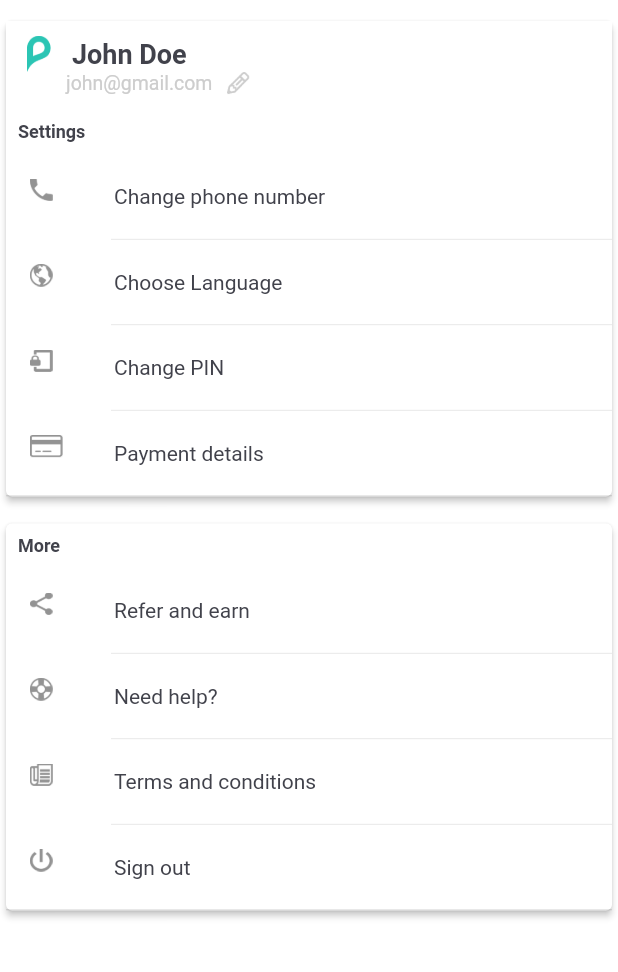
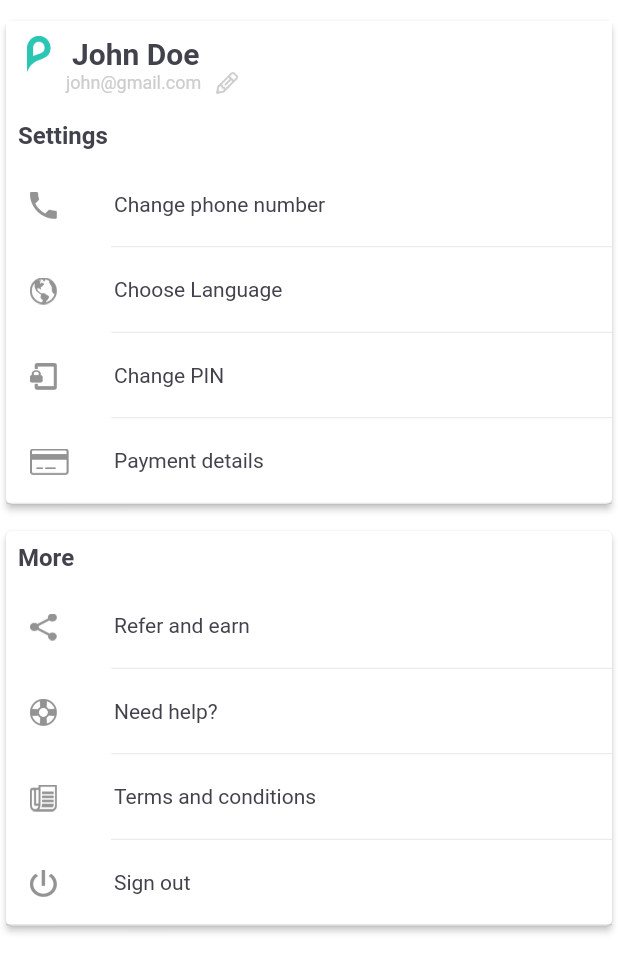
Before and after one commit to oddmentiusmaximus/paytack_mobile_app, a Flutter app: the MyProfileTab screen opened directly, on a phone screen of 412 x 824 dp. Shown: the top 972 px of the screen. Run offline on Flutter 3.47's test engine with Material 2 defaults, Android fonts, the light colour scheme and no system bars; our stand-ins replace carousel_slider, connectivity, country_code_picker, country_picker, dartz, dio and 10 more; accounts and stored records are empty; Roboto replaces fonts that are missing (assets/fonts/Lato-Regular.ttf).

Commit message:
minor ui update

```diff
--- a/lib/my_profile/presentation/my_profile.dart
+++ b/lib/my_profile/presentation/my_profile.dart
@@ -30,7 +30,8 @@ class MyProfileTab extends StatelessWidget {
   Widget build(BuildContext context) {
     SystemChrome.setSystemUIOverlayStyle(
         SystemUiOverlayStyle(statusBarColor: Colors.transparent));
-    return SafeArea(
+    return Scaffold(
+      body: SafeArea(
           child: SingleChildScrollView(
         child: Column(
           mainAxisAlignment: MainAxisAlignment.start,
@@ -38,8 +39,9 @@ class MyProfileTab extends StatelessWidget {
             pVerticalSpace(height: 10.0),
             Card(
               elevation: 2,
-            child:
-                Column(crossAxisAlignment: CrossAxisAlignment.start, children: [
+              child: Column(
+                  crossAxisAlignment: CrossAxisAlignment.start,
+                  children: [
                     Container(
                         padding: const EdgeInsets.all(10.0),
                         color: Colors.white,
@@ -56,7 +58,7 @@ class MyProfileTab extends StatelessWidget {
                                 TView(
                                   title: "John Doe",
                                   color: pTextColors,
-                            size: 18,
+                                  size: 20,
                                   weight: FontWeight.bold,
                                 ),
                               ],
@@ -66,7 +68,7 @@ class MyProfileTab extends StatelessWidget {
                               TView(
                                 title: "john@gmail.com",
                                 color: pBorderGrey,
-                          size: 13,
+                                size: 12,
                                 weight: FontWeight.normal,
                               ),
                               pHorizontalSpace(width: 10.0),
@@ -83,14 +85,15 @@ class MyProfileTab extends StatelessWidget {
                       child: TView(
                         title: "Settings",
                         weight: FontWeight.bold,
-                  color: pTextColors,
+                        color: pTextColors,size: 16,
                       ),
                     ),
                     ListView.separated(
                       physics: NeverScrollableScrollPhysics(),
                       shrinkWrap: true,
                       itemCount: settingIconList.length,
-                separatorBuilder: (BuildContext context, int index) => Divider(
+                      separatorBuilder: (BuildContext context, int index) =>
+                          Divider(
                         height: 1,
                         indent: 70,
                         thickness: 0.5,
@@ -103,10 +106,13 @@ class MyProfileTab extends StatelessWidget {
                             color: pTextColors,
                             size: 14.0,
                           ),
-                    leading: Image.asset(
+                          leading: Padding(
+                            padding: const EdgeInsets.only(top: 4.0),
+                            child: Image.asset(
                               settingIconList[index],
                               fit: BoxFit.cover,
-                      height: 15.0,
+                              height: 18.0,
+                            ),
                           ),
                         );
                       },
@@ -117,21 +123,23 @@ class MyProfileTab extends StatelessWidget {
             pVerticalSpace(height: 10.0),
             Card(
               elevation: 2,
-            child:
-                Column(crossAxisAlignment: CrossAxisAlignment.start, children: [
+              child: Column(
+                  crossAxisAlignment: CrossAxisAlignment.start,
+                  children: [
                     Padding(
                       padding: const EdgeInsets.all(8.0),
                       child: TView(
                         title: "More",
                         weight: FontWeight.bold,
-                  color: pTextColors,
+                        color: pTextColors,size: 16,
                       ),
                     ),
                     ListView.separated(
                       physics: NeverScrollableScrollPhysics(),
                       shrinkWrap: true,
                       itemCount: moreIconList.length,
-                separatorBuilder: (BuildContext context, int index) => Divider(
+                      separatorBuilder: (BuildContext context, int index) =>
+                          Divider(
                         height: 1,
                         indent: 70,
                         thickness: 0.5,
@@ -153,11 +161,13 @@ class MyProfileTab extends StatelessWidget {
                                   rightBtnCallBack: () async {
                                     //Get.back(canPop: true, closeOverlays: true);
                                     await CommonStorage.delete();
-                              Navigator.of(context, rootNavigator: true).pop();
+                                    Navigator.of(context, rootNavigator: true)
+                                        .pop();
                                     Get.offAllNamed(AppRoute.login);
                                   },
                                   leftBtnCallBack: () {
-                              Navigator.of(context, rootNavigator: true).pop();
+                                    Navigator.of(context, rootNavigator: true)
+                                        .pop();
                                     //Get.back(result: "hi");
                                   });
                             }
@@ -168,10 +178,13 @@ class MyProfileTab extends StatelessWidget {
                             color: pTextColors,
                             size: 14.0,
                           ),
-                    leading: Image.asset(
+                          leading: Padding(
+                            padding: const EdgeInsets.only(top: 4.0),
+                            child: Image.asset(
                               moreIconList[index],
                               fit: BoxFit.cover,
-                      height: 15.0,
+                              height: 18.0,
+                            ),
                           ),
                         );
                       },
@@ -181,6 +194,7 @@ class MyProfileTab extends StatelessWidget {
             )
           ],
         ),
-    ));
+      )),
+    );
   }
 }
```
Lines whose indentation alone changed are shown as unchanged.
